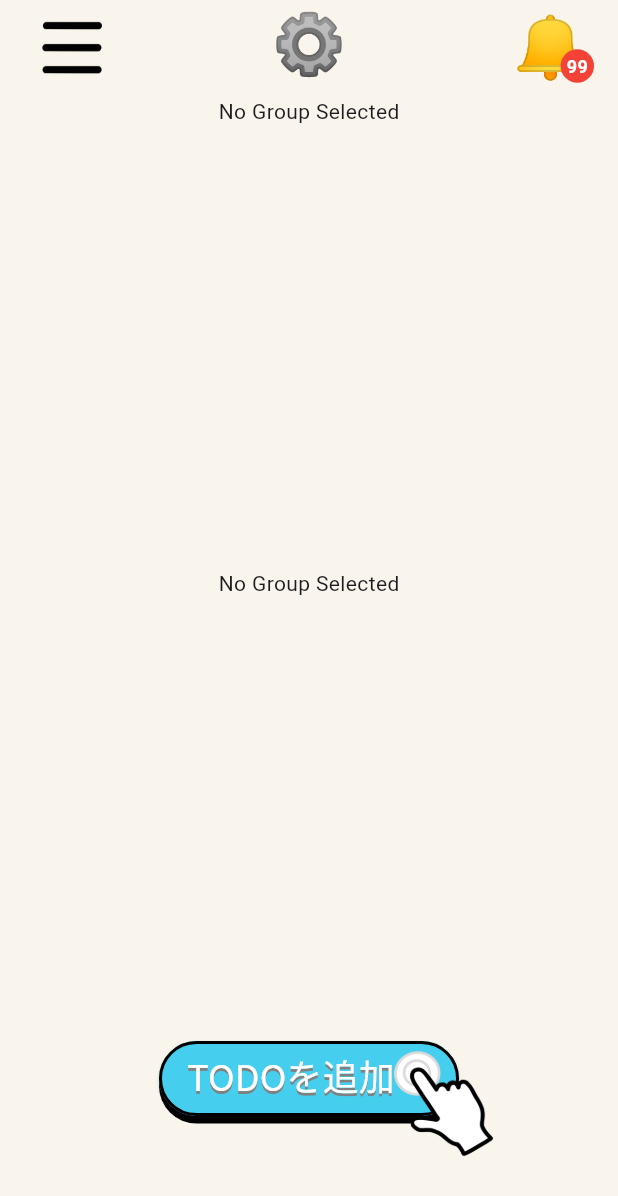
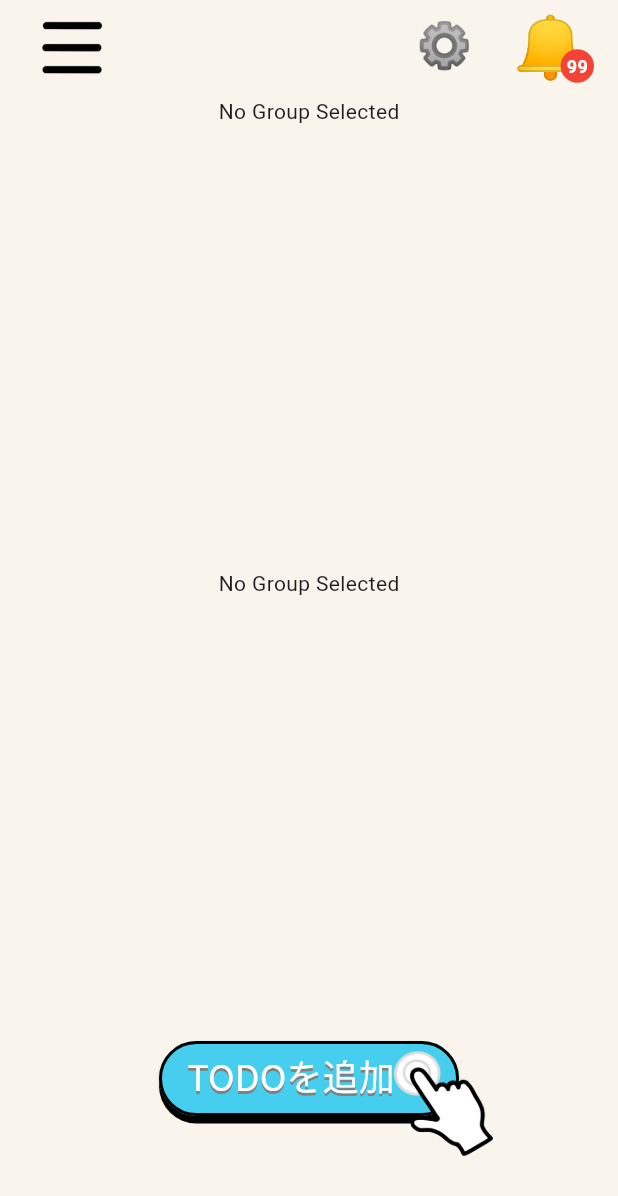
Before and after one commit to hryoshihara0692/todo_share, a Flutter app: the HomePage screen opened directly, on a phone screen of 412 x 824 dp. Shown: the top 1196 px of the screen. Run offline on Flutter 3.47's test engine with Material 3 defaults, Android fonts, the phone set to English and light mode, and no system bars; drawn by our look-alikes of google_mobile_ads; our stand-ins replace cloud_firestore, firebase_auth, firebase_core, firebase_storage, flutter_riverpod, google_fonts and 4 more; missing offline and left inert: sign_button; accounts and stored records are empty; generated files the repository leaves out were written again; network calls fail.

Commit message:
2025/01/20 グループ名が長い時にホーム画面エラーになるのを修正

```diff
--- a/lib/pages/home.dart
+++ b/lib/pages/home.dart
@@ -114,9 +114,9 @@ class _HomePageState extends ConsumerState<HomePage> {
                         ),
                         child: Row(
                           mainAxisAlignment: MainAxisAlignment.center,
+                          crossAxisAlignment: CrossAxisAlignment.center,
                           children: [
-                            FittedBox(
-                              fit: BoxFit.scaleDown,
+                            Expanded(
                               child: ResponsiveText(
                                 text: groupData['GROUP_NAME'],
                                 maxFontSize: 40,
@@ -124,11 +124,10 @@ class _HomePageState extends ConsumerState<HomePage> {
                                 maxLines: 1,
                               ),
                             ),
-                            //絵文字
                             Text(
-                              '\u{2699}',
+                              '\u{2699}', // 設定アイコン
                               style: TextStyle(
-                                fontSize: 40, // フォントサイズを指定
+                                fontSize: 30, // グループ名と調和するサイズに調整
                               ),
                             ),
                           ],
```
